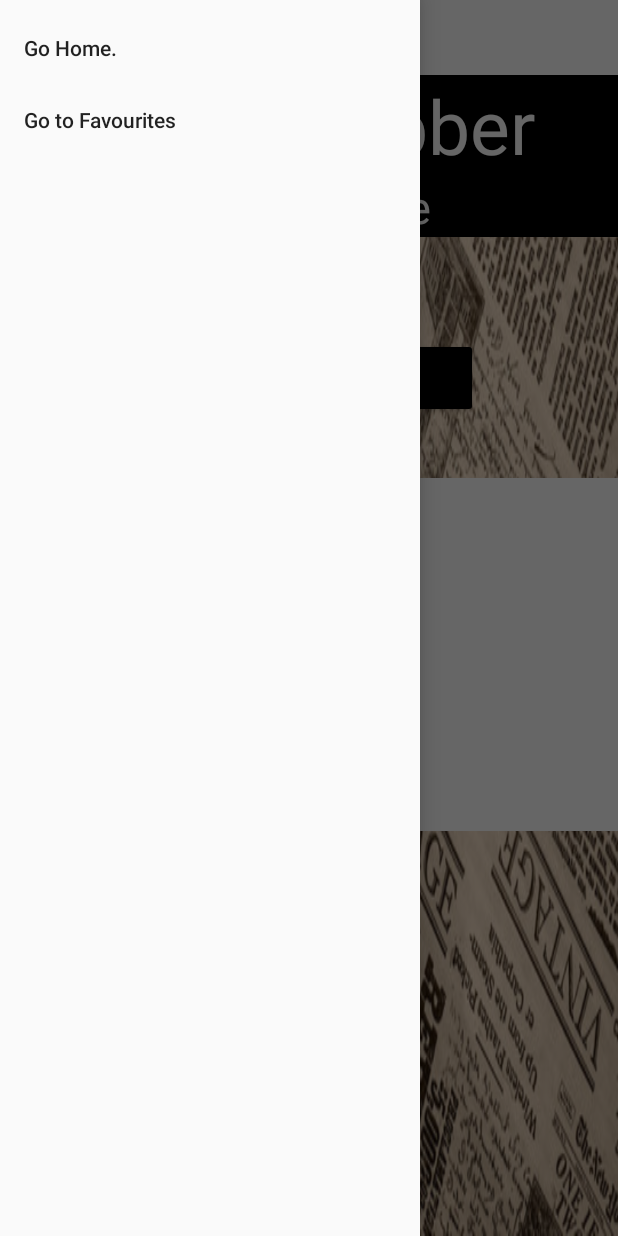
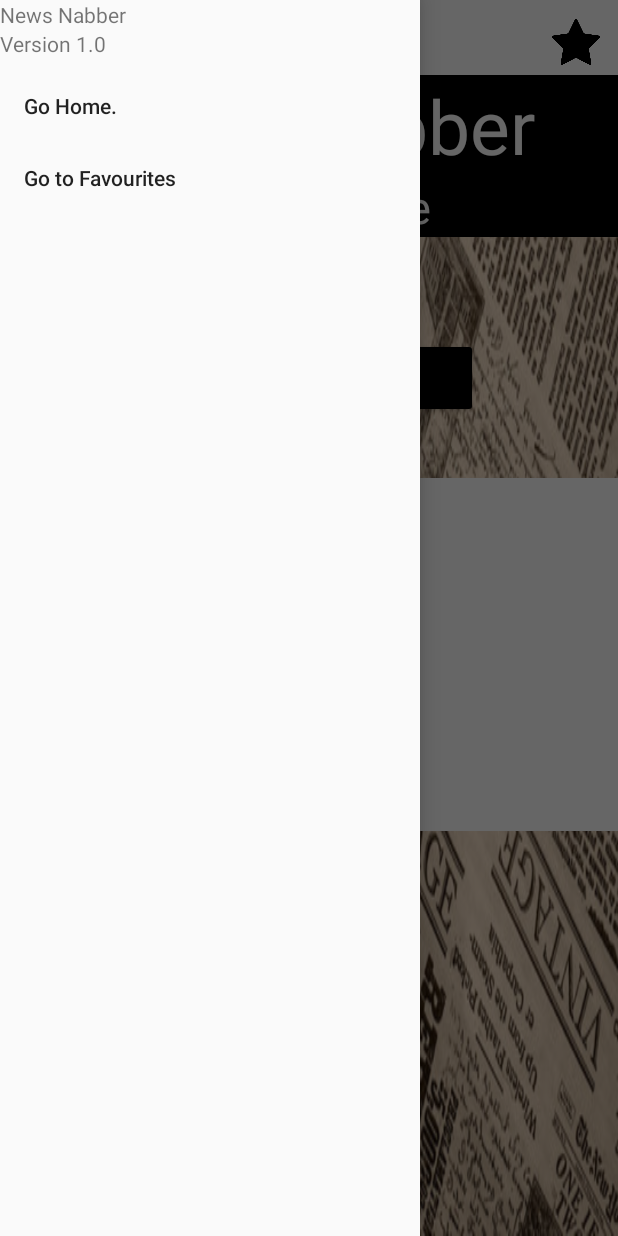
Before and after one commit to MLabate12/-CST2355FinalAssignment, an Android app: the screen it shows after launch (MainActivity), with the side drawer open, on a phone screen of 412 x 824 dp. Run offline under Robolectric (Android 15) with nearby library versions, the phone set to English and light mode, and no system bars.

Commit message:
Improved Navigation bar & menu

```diff
--- a/app/src/main/java/com/example/cst2355finalassignment/MainActivity.java
+++ b/app/src/main/java/com/example/cst2355finalassignment/MainActivity.java
@@ -58,20 +58,6 @@ public class MainActivity extends AppCompatActivity implements NavigationView.On
         getSupportActionBar().setDisplayShowHomeEnabled(true);
         getSupportActionBar().setDisplayUseLogoEnabled(true);
 
-        // assigning ID of textView2 to a variable
-        ImageView menuIcon = (ImageView) findViewById(R.id.imageView2);
-
-
-        // "on click" operations to be performed
-        menuIcon.setOnClickListener(new View.OnClickListener() {
-            @Override
-
-            // incrementing the value of textView
-            public void onClick( View view ) {
-                System.out.println("hello");
-            }
-        });
-
         search = findViewById(R.id.searchQuery);
 
         preferences = getSharedPreferences("Search",Context.MODE_PRIVATE);
@@ -81,8 +67,6 @@ public class MainActivity extends AppCompatActivity implements NavigationView.On
         Fragment fragment = new UpdateFragment();
 
         getSupportFragmentManager().beginTransaction().replace(R.id.fragment_frame, fragment, fragment.getClass().getSimpleName()).addToBackStack(null).commit();
-
-
 
         Button launchButton = findViewById(R.id.launchButton);
         launchButton.setOnClickListener(click -> {
@@ -98,8 +82,35 @@ public class MainActivity extends AppCompatActivity implements NavigationView.On
     }
 
     @Override
-    public boolean onNavigationItemSelected( MenuItem item) {
+    public boolean onCreateOptionsMenu(Menu menu) {
+        // Inflate the menu items for use in the action bar
+        MenuInflater inflater = getMenuInflater();
+        inflater.inflate(R.menu.main_menu, menu);
 
+        return true;
+    }
+
+    @Override
+    public boolean onOptionsItemSelected(MenuItem item) {
+        String message = null;
+
+        switch(item.getItemId())
+        {
+            case R.id.homePage:
+                Intent goToHome = new Intent(MainActivity.this, MainActivity.class);
+                startActivity(goToHome);
+                break;
+            /*case R.id.favePage:
+                Intent goToWeather = new Intent(MainActivity.this, **FAVOURITES LIST GOES HERE**.class);
+                startActivity(goToWeather);
+                break;*/
+        }
+
+        return false;
+    }
+
+    @Override
+    public boolean onNavigationItemSelected(MenuItem item) {
         String message = null;
 
         switch(item.getItemId())
--- a/app/src/main/res/layout/activity_main.xml
+++ b/app/src/main/res/layout/activity_main.xml
@@ -9,24 +9,12 @@
     android:background="@drawable/newspaper_background">
 
     <androidx.appcompat.widget.Toolbar
-        android:layout_width="match_parent"
-        android:layout_height="wrap_content"
-        android:id="@+id/appBarLayout"/>
-
-    <androidx.appcompat.widget.Toolbar
         android:id="@+id/toolbar"
         android:layout_width="match_parent"
         android:layout_height="wrap_content"
         android:background="#FFFFFF"
         android:gravity="center"
-
         app:titleTextColor="#ffff" />
-
-    <ImageView
-        android:id="@+id/imageView2"
-        android:layout_width="70dp"
-        android:layout_height="50dp"
-        app:srcCompat="@drawable/menu" />
 
     <androidx.drawerlayout.widget.DrawerLayout
         android:id="@+id/drawer_layout"
@@ -98,7 +86,7 @@
             android:layout_width="wrap_content"
             android:layout_height="match_parent"
             android:layout_gravity="start"
-            android:fitsSystemWindows="true"
+            app:headerLayout="@layout/header_layout"
             app:menu="@menu/nav_menu"
             android:id="@+id/nav_view"/>
 
--- /dev/null
+++ b/app/src/main/res/layout/header_layout.xml
@@ -0,0 +1,15 @@
+<?xml version="1.0" encoding="utf-8"?>
+<LinearLayout
+    xmlns:android="http://schemas.android.com/apk/res/android" android:layout_width="match_parent"
+    android:layout_height="match_parent"
+    android:orientation="vertical">
+
+    <TextView
+        android:layout_width="match_parent"
+        android:layout_height="wrap_content"
+        android:text="News Nabber" />
+    <TextView
+        android:layout_width="match_parent"
+        android:layout_height="wrap_content"
+        android:text="Version 1.0" />
+</LinearLayout>
```
Also changed, not shown: app/src/main/res/menu/main_menu.xml (+2 -8 lines).
